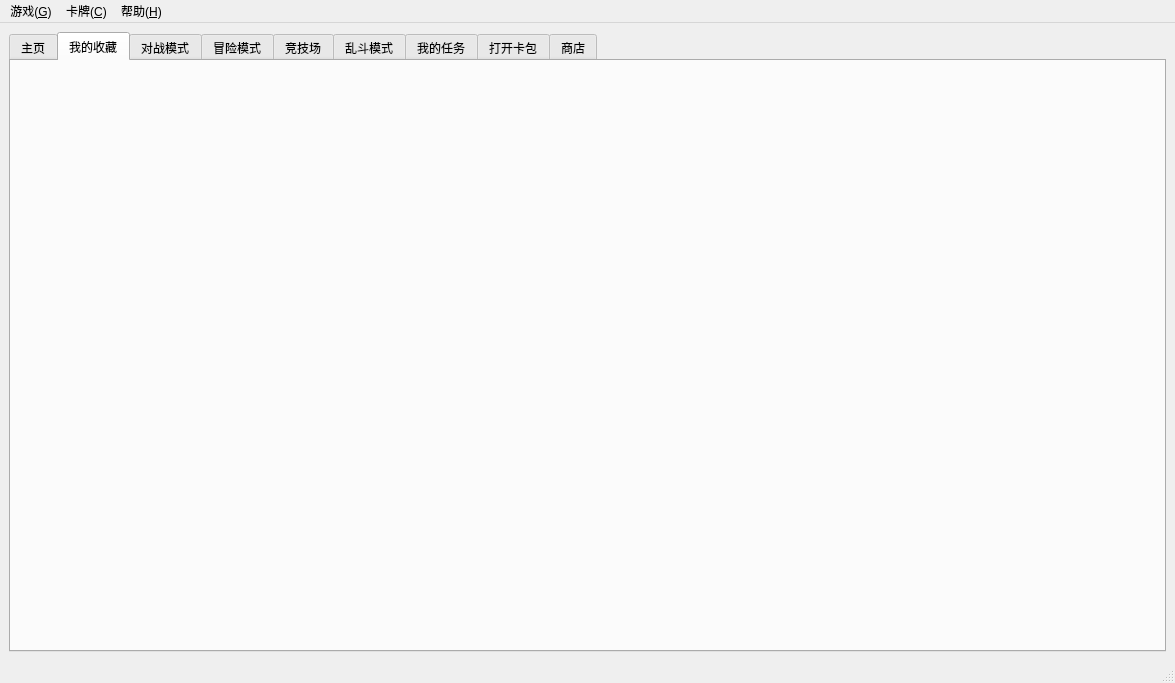
Before: the Qt Designer form HearthStone2/MyHearthStone/ui/ui_pyqt/main_app.ui in fyabc/MiniGames, drawn with Qt 5.
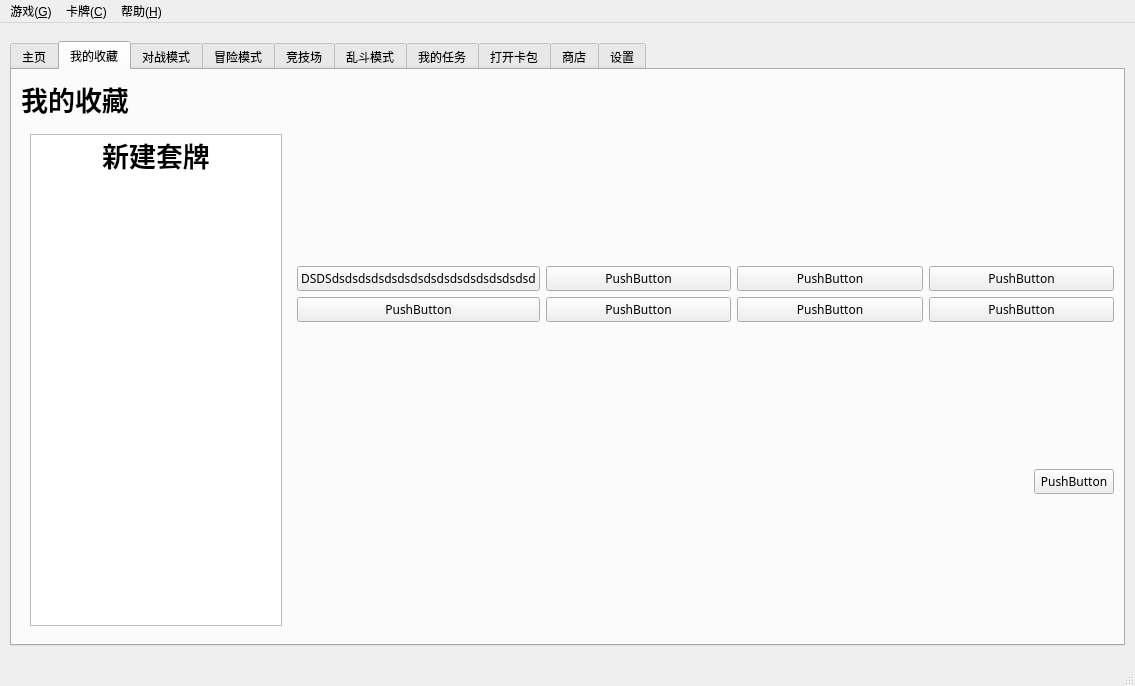
After: the same form once the commit is applied. The open tabs and pages were chosen to show the change.

The edit to the form file:
```diff
--- a/HearthStone2/MyHearthStone/ui/ui_pyqt/main_app.ui
+++ b/HearthStone2/MyHearthStone/ui/ui_pyqt/main_app.ui
@@ -6,8 +6,8 @@
    <rect>
     <x>0</x>
     <y>0</y>
-    <width>1175</width>
-    <height>683</height>
+    <width>1135</width>
+    <height>686</height>
    </rect>
   </property>
   <property name="mouseTracking">
@@ -19,15 +19,17 @@
   <widget class="QWidget" name="centralwidget">
    <layout class="QGridLayout" name="gridLayout_9">
     <item row="0" column="0">
+     <widget class="QStackedWidget" name="tab_main">
+      <widget class="QWidget" name="page_main" native="true">
      <layout class="QGridLayout" name="main_layout">
       <property name="sizeConstraint">
        <enum>QLayout::SetDefaultConstraint</enum>
       </property>
       <property name="leftMargin">
-       <number>0</number>
+         <number>1</number>
       </property>
       <property name="rightMargin">
-       <number>0</number>
+         <number>1</number>
       </property>
       <property name="horizontalSpacing">
        <number>7</number>
@@ -57,7 +59,7 @@
         <property name="elideMode">
          <enum>Qt::ElideNone</enum>
         </property>
-        <widget class="QWidget" name="tab_main">
+          <widget class="QWidget" name="tab_welcome">
          <attribute name="title">
           <string>主页</string>
          </attribute>
@@ -66,6 +68,218 @@
          <attribute name="title">
           <string>我的收藏</string>
          </attribute>
+           <layout class="QVBoxLayout" name="verticalLayout_4">
+            <item alignment="Qt::AlignLeft">
+             <widget class="QLabel" name="label_collections_title">
+              <property name="font">
+               <font>
+                <pointsize>20</pointsize>
+                <weight>75</weight>
+                <bold>true</bold>
+               </font>
+              </property>
+              <property name="text">
+               <string>我的收藏</string>
+              </property>
+              <property name="alignment">
+               <set>Qt::AlignCenter</set>
+              </property>
+              <property name="margin">
+               <number>20</number>
+              </property>
+             </widget>
+            </item>
+            <item>
+             <layout class="QHBoxLayout" name="horizontalLayout_6">
+              <item>
+               <widget class="QStackedWidget" name="widget_deck">
+                <property name="maximumSize">
+                 <size>
+                  <width>270</width>
+                  <height>16777215</height>
+                 </size>
+                </property>
+                <property name="currentIndex">
+                 <number>0</number>
+                </property>
+                <widget class="QWidget" name="page_deck_list">
+                 <layout class="QHBoxLayout" name="horizontalLayout_2">
+                  <item>
+                   <widget class="QListWidget" name="list_decks">
+                    <property name="maximumSize">
+                     <size>
+                      <width>270</width>
+                      <height>16777215</height>
+                     </size>
+                    </property>
+                    <item>
+                     <property name="text">
+                      <string>新建套牌</string>
+                     </property>
+                     <property name="statusTip">
+                      <string>新建一副套牌</string>
+                     </property>
+                     <property name="font">
+                      <font>
+                       <family>Microsoft YaHei UI</family>
+                       <pointsize>20</pointsize>
+                       <weight>75</weight>
+                       <bold>true</bold>
+                      </font>
+                     </property>
+                     <property name="textAlignment">
+                      <set>AlignCenter</set>
+                     </property>
+                     <property name="background">
+                      <brush brushstyle="NoBrush">
+                       <color alpha="255">
+                        <red>170</red>
+                        <green>170</green>
+                        <blue>127</blue>
+                       </color>
+                      </brush>
+                     </property>
+                     <property name="foreground">
+                      <brush brushstyle="NoBrush">
+                       <color alpha="255">
+                        <red>0</red>
+                        <green>0</green>
+                        <blue>0</blue>
+                       </color>
+                      </brush>
+                     </property>
+                    </item>
+                   </widget>
+                  </item>
+                 </layout>
+                </widget>
+                <widget class="QWidget" name="page_deck_edit">
+                 <layout class="QVBoxLayout" name="verticalLayout_5">
+                  <item>
+                   <widget class="QTableWidget" name="table_deck">
+                    <property name="maximumSize">
+                     <size>
+                      <width>270</width>
+                      <height>16777215</height>
+                     </size>
+                    </property>
+                    <attribute name="horizontalHeaderCascadingSectionResizes">
+                     <bool>false</bool>
+                    </attribute>
+                    <attribute name="horizontalHeaderStretchLastSection">
+                     <bool>false</bool>
+                    </attribute>
+                    <attribute name="verticalHeaderVisible">
+                     <bool>false</bool>
+                    </attribute>
+                    <column>
+                     <property name="text">
+                      <string>法力</string>
+                     </property>
+                    </column>
+                    <column>
+                     <property name="text">
+                      <string>卡牌</string>
+                     </property>
+                    </column>
+                    <column>
+                     <property name="text">
+                      <string>数量</string>
+                     </property>
+                    </column>
+                   </widget>
+                  </item>
+                  <item>
+                   <widget class="QPushButton" name="button_deck_done">
+                    <property name="maximumSize">
+                     <size>
+                      <width>270</width>
+                      <height>16777215</height>
+                     </size>
+                    </property>
+                    <property name="text">
+                     <string>完成</string>
+                    </property>
+                   </widget>
+                  </item>
+                 </layout>
+                </widget>
+               </widget>
+              </item>
+              <item>
+               <layout class="QVBoxLayout" name="verticalLayout_6">
+                <item>
+                 <layout class="QGridLayout" name="gridLayout_3">
+                  <item row="1" column="0">
+                   <widget class="QPushButton" name="pushButton_4">
+                    <property name="text">
+                     <string>PushButton</string>
+                    </property>
+                   </widget>
+                  </item>
+                  <item row="1" column="3">
+                   <widget class="QPushButton" name="pushButton_2">
+                    <property name="text">
+                     <string>PushButton</string>
+                    </property>
+                   </widget>
+                  </item>
+                  <item row="0" column="3">
+                   <widget class="QPushButton" name="pushButton_3">
+                    <property name="text">
+                     <string>PushButton</string>
+                    </property>
+                   </widget>
+                  </item>
+                  <item row="0" column="2">
+                   <widget class="QPushButton" name="pushButton_6">
+                    <property name="text">
+                     <string>PushButton</string>
+                    </property>
+                   </widget>
+                  </item>
+                  <item row="1" column="2">
+                   <widget class="QPushButton" name="pushButton_7">
+                    <property name="text">
+                     <string>PushButton</string>
+                    </property>
+                   </widget>
+                  </item>
+                  <item row="0" column="0">
+                   <widget class="QPushButton" name="pushButton_5">
+                    <property name="text">
+                     <string>DSDSdsdsdsdsdsdsdsdsdsdsdsdsdsdsdsd</string>
+                    </property>
+                   </widget>
+                  </item>
+                  <item row="0" column="1">
+                   <widget class="QPushButton" name="pushButton_8">
+                    <property name="text">
+                     <string>PushButton</string>
+                    </property>
+                   </widget>
+                  </item>
+                  <item row="1" column="1">
+                   <widget class="QPushButton" name="pushButton_9">
+                    <property name="text">
+                     <string>PushButton</string>
+                    </property>
+                   </widget>
+                  </item>
+                 </layout>
+                </item>
+                <item alignment="Qt::AlignRight">
+                 <widget class="QPushButton" name="pushButton">
+                  <property name="text">
+                   <string>PushButton</string>
+                  </property>
+                 </widget>
+                </item>
+               </layout>
+              </item>
+             </layout>
+            </item>
+           </layout>
         </widget>
         <widget class="QWidget" name="tab_play">
          <attribute name="title">
@@ -102,9 +316,72 @@
           <string>商店</string>
          </attribute>
         </widget>
-       </widget>
-      </item>
-     </layout>
+          <widget class="QWidget" name="tab_settings">
+           <attribute name="title">
+            <string>设置</string>
+           </attribute>
+           <widget class="QLabel" name="label_settings_title">
+            <property name="geometry">
+             <rect>
+              <x>11</x>
+              <y>11</y>
+              <width>172</width>
+              <height>84</height>
+             </rect>
+            </property>
+            <property name="font">
+             <font>
+              <pointsize>20</pointsize>
+              <weight>75</weight>
+              <bold>true</bold>
+             </font>
+            </property>
+            <property name="text">
+             <string>游戏设置</string>
+            </property>
+            <property name="alignment">
+             <set>Qt::AlignCenter</set>
+            </property>
+            <property name="margin">
+             <number>20</number>
+            </property>
+           </widget>
+           <widget class="QWidget" name="layoutWidget">
+            <property name="geometry">
+             <rect>
+              <x>40</x>
+              <y>170</y>
+              <width>298</width>
+              <height>31</height>
+             </rect>
+            </property>
+            <layout class="QHBoxLayout" name="horizontalLayout">
+             <item>
+              <widget class="QLabel" name="label_change_nickname">
+               <property name="text">
+                <string>修改昵称</string>
+               </property>
+              </widget>
+             </item>
+             <item>
+              <widget class="QLineEdit" name="edit_change_nickname"/>
+             </item>
+             <item>
+              <widget class="QPushButton" name="button_change_nickname">
+               <property name="text">
+                <string>确定</string>
+               </property>
+              </widget>
+             </item>
+            </layout>
+           </widget>
+          </widget>
+         </widget>
+        </item>
+       </layout>
+      </widget>
+      <widget class="QWidget" name="page_game"/>
+     </widget>
     </item>
    </layout>
   </widget>
@@ -118,7 +395,7 @@
     <rect>
      <x>0</x>
      <y>0</y>
-     <width>1175</width>
+     <width>1135</width>
      <height>25</height>
     </rect>
    </property>
```
Left out of the diff: 39 changed lines with no effect on the pictures. Lines whose indentation alone changed are shown as unchanged.
